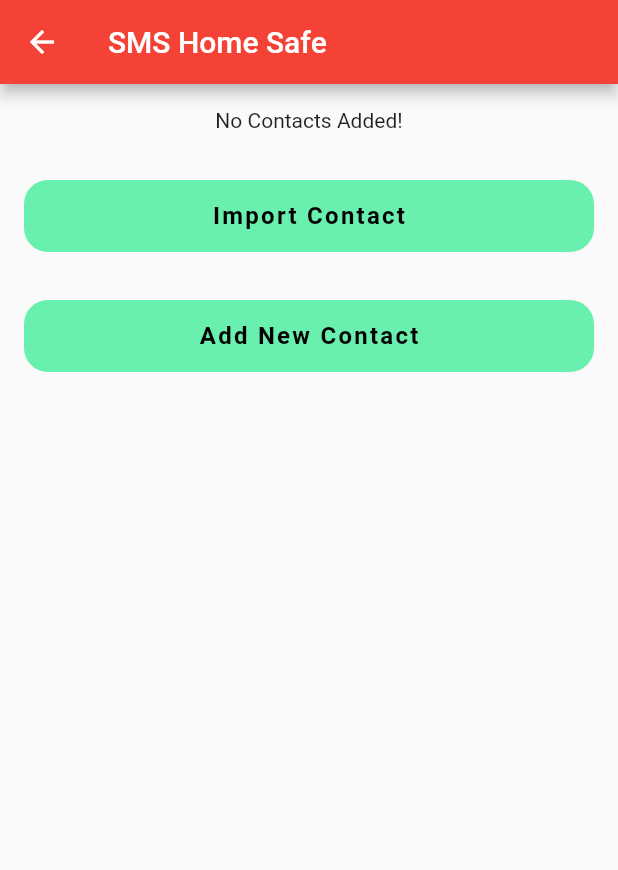
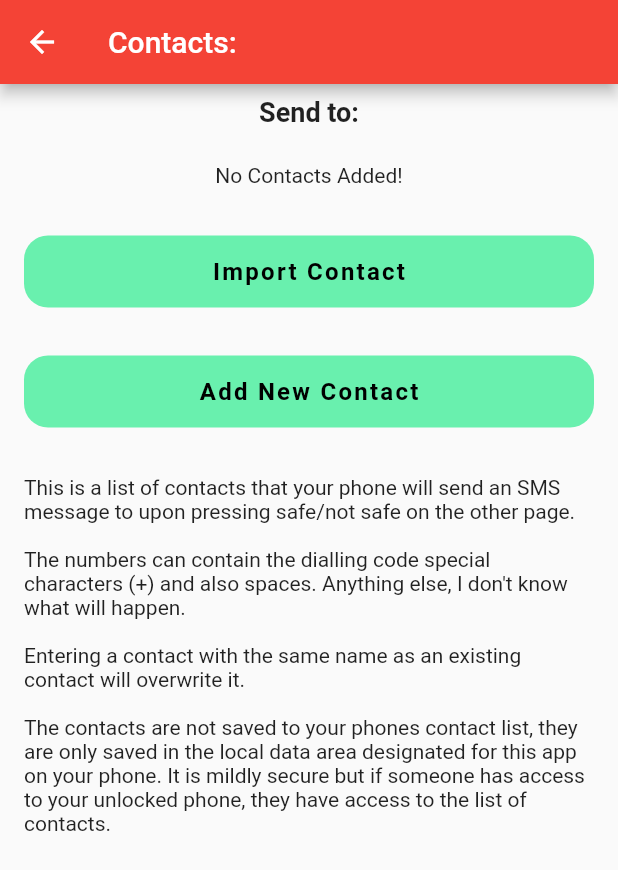
Before and after one commit to reducedcarpet/sms-home-safe, a Flutter app: the ContactsPage screen opened directly, on a phone screen of 412 x 824 dp. Shown: the top 870 px of the screen. Run offline on Flutter 3.47's test engine with Material 2 defaults, Android fonts, the phone set to English and light mode, and no system bars; our stand-ins replace shared_preferences; missing offline and left inert: fluttercontactpicker, sms; accounts and stored records are empty.

Commit message:
Text info added

```diff
--- a/lib/contacts_page.dart
+++ b/lib/contacts_page.dart
@@ -45,7 +45,7 @@ class _ContactsPageState extends State<ContactsPage> {
     for (String key in contactMap.keys) {
       contactWidgets.add(
         Padding(
-          padding: const EdgeInsets.symmetric(horizontal: 16.0, vertical: 8.0),
+          padding: const EdgeInsets.symmetric(horizontal: 16.0),
           child: Row(
             children: [
               Expanded(
@@ -84,10 +84,18 @@ class _ContactsPageState extends State<ContactsPage> {
 
     return Scaffold(
       appBar: AppBar(
-        title: Text("SMS Home Safe"),
+        title: Text("Contacts:"),
       ),
       body: ListView(
         children: [
+          Padding(
+            padding: const EdgeInsets.all(8.0),
+            child: Center(
+                child: Text(
+              "Send to:",
+              style: TextStyle(fontWeight: FontWeight.bold, fontSize: 18.0),
+            )),
+          ),
           contacts.isEmpty
               ? Padding(
                   padding: const EdgeInsets.all(16.0),
@@ -153,6 +161,11 @@ class _ContactsPageState extends State<ContactsPage> {
               ),
             ),
           ),
+          Padding(
+            padding: const EdgeInsets.all(16.0),
+            child: Text(
+                "This is a list of contacts that your phone will send an SMS message to upon pressing safe/not safe on the other page. \n\nThe numbers can contain the dialling code special characters (+) and also spaces. Anything else, I don't know what will happen. \n\nEntering a contact with the same name as an existing contact will overwrite it. \n\nThe contacts are not saved to your phones contact list, they are only saved in the local data area designated for this app on your phone. It is mildly secure but if someone has access to your unlocked phone, they have access to the list of contacts."),
+          ),
         ],
       ),
     );
--- a/lib/sms_page.dart
+++ b/lib/sms_page.dart
@@ -150,6 +150,11 @@ class _SMSPageState extends State<SMSPage> {
                 ),
               ),
             ),
+            Padding(
+              padding: const EdgeInsets.all(16.0),
+              child: Text(
+                  "The message sent when you press the 'NOT SAFE!' button. \n\nYou might consider putting in some information ahead of time, if you know it: Where you expect to be taken, any special things you want the people on your list to do in the event of a bad situation. \n\nMessages are sent via SMS to each number on this apps contact list in order. Both messages are stored in the apps local data area. It is not particularly secure if someone has your phone."),
+            ),
           ],
         ),
       ),
```
